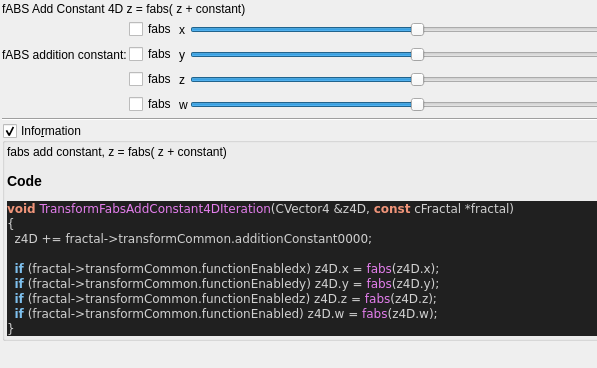
Above: mandelbulber2/qt_data/fractal_transf_fabs_add_constant4d.ui from buddhi1980/mandelbulber2 before the change; both pictures show x 0 to 597 and y 0 to 368 of the 736 by 637 pixel window. Below: the same form after it.
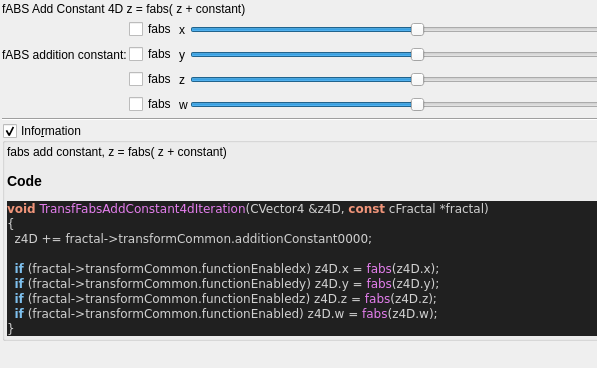
That is the form after the change. Custom widgets are drawn as their Qt base class.

Patch:
```diff
--- a/mandelbulber2/qt_data/fractal_transf_fabs_add_constant4d.ui
+++ b/mandelbulber2/qt_data/fractal_transf_fabs_add_constant4d.ui
@@ -341,7 +341,7 @@
 &lt;/table&gt;
 &lt;h3&gt;Code&lt;/h3&gt;
 &lt;body style=&quot;background-color:#202020&quot;&gt;
-&lt;pre style=&quot;color:#d0d0d0; background-color:#202020;  font-family:'Courier New',monospace;&quot;&gt;&lt;span style=&quot;color:#f09479; font-weight:bold&quot;&gt;void&lt;/span&gt; &lt;span style=&quot;color:#e47eed&quot;&gt;TransformFabsAddConstant4DIteration&lt;/span&gt;&lt;span style=&quot;color:#d0d0d0&quot;&gt;(&lt;/span&gt;CVector4 &lt;span style=&quot;color:#d0d0d0&quot;&gt;&amp;amp;&lt;/span&gt;z4D&lt;span style=&quot;color:#d0d0d0&quot;&gt;,&lt;/span&gt; &lt;span style=&quot;color:#f09479; font-weight:bold&quot;&gt;const&lt;/span&gt; cFractal &lt;span style=&quot;color:#d0d0d0&quot;&gt;*&lt;/span&gt;fractal&lt;span style=&quot;color:#d0d0d0&quot;&gt;)&lt;/span&gt;
+&lt;pre style=&quot;color:#d0d0d0; background-color:#202020;  font-family:'Courier New',monospace;&quot;&gt;&lt;span style=&quot;color:#f09479; font-weight:bold&quot;&gt;void&lt;/span&gt; &lt;span style=&quot;color:#e47eed&quot;&gt;TransfFabsAddConstant4dIteration&lt;/span&gt;&lt;span style=&quot;color:#d0d0d0&quot;&gt;(&lt;/span&gt;CVector4 &lt;span style=&quot;color:#d0d0d0&quot;&gt;&amp;amp;&lt;/span&gt;z4D&lt;span style=&quot;color:#d0d0d0&quot;&gt;,&lt;/span&gt; &lt;span style=&quot;color:#f09479; font-weight:bold&quot;&gt;const&lt;/span&gt; cFractal &lt;span style=&quot;color:#d0d0d0&quot;&gt;*&lt;/span&gt;fractal&lt;span style=&quot;color:#d0d0d0&quot;&gt;)&lt;/span&gt;
 &lt;span style=&quot;color:#d0d0d0&quot;&gt;{&lt;/span&gt;
   z4D &lt;span style=&quot;color:#d0d0d0&quot;&gt;+=&lt;/span&gt; fractal&lt;span style=&quot;color:#d0d0d0&quot;&gt;-&amp;gt;&lt;/span&gt;transformCommon&lt;span style=&quot;color:#d0d0d0&quot;&gt;.&lt;/span&gt;additionConstant0000&lt;span style=&quot;color:#d0d0d0&quot;&gt;;&lt;/span&gt;
 
```
Left out of the diff: 4 changed lines with no effect on the pictures.
